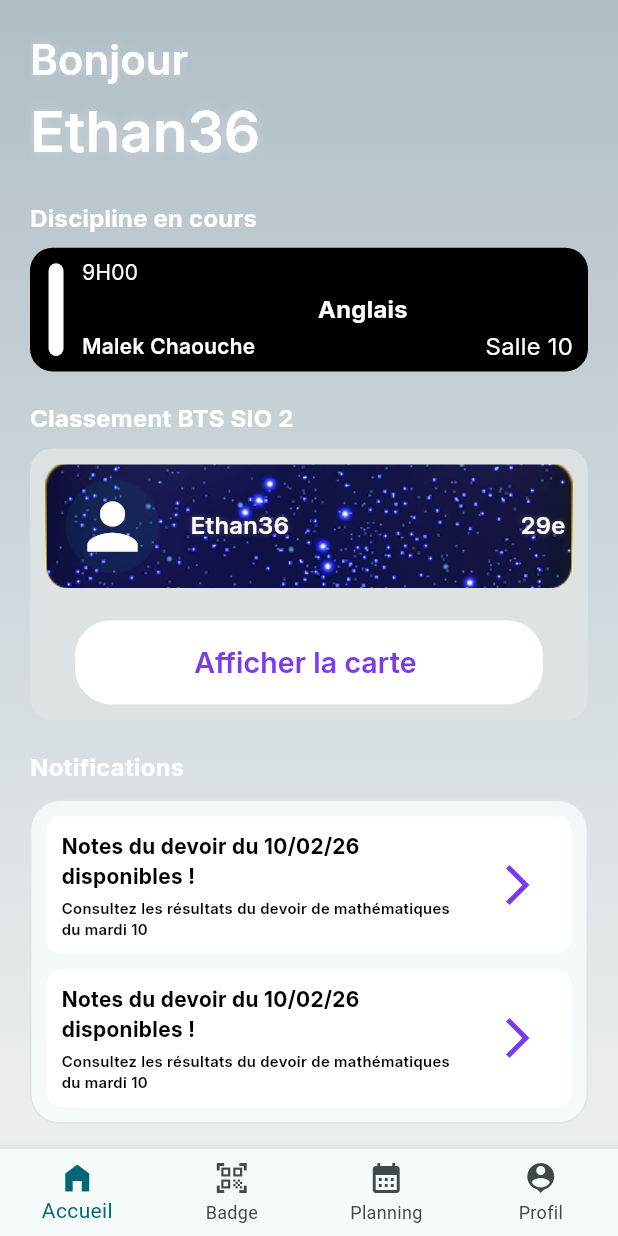
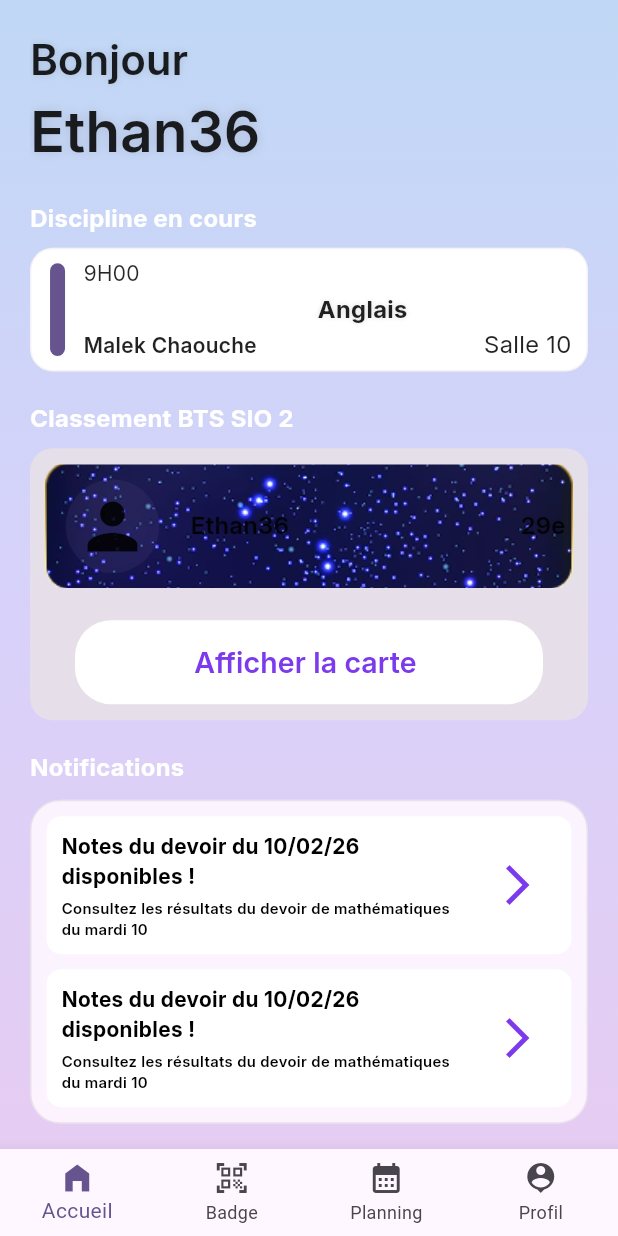
Before and after one commit to chaouche-praetoria/companion-itic, a Flutter app: the HomeScreen screen opened by its route, on a phone screen of 412 x 824 dp. Run offline on Flutter 3.47's test engine with Material 3 defaults, Android fonts, the phone set to English and light mode, and no system bars; our stand-ins replace flutter_svg, google_fonts, shared_preferences; accounts and stored records are empty.

Commit message:
Refactor: Update AppTheme and DisciplineCard styles
This commit introduces styling updates to `AppTheme` and `CurrentDisciplineCard`.

Key changes:
- **`app_theme.dart`**:
    - Updated light theme `colorScheme` using `AppColors.gradientDark` as seed.
    - Defined `appBarTheme` with black foreground and transparent background.
    - Defined `bottomNavigationBarTheme` with white background and black item colors.
    - Modified `BrandGradients` for the light theme:
        - `g1`-`g4` are now interpolated colors based on `AppColors.splashGradient` and `Colors.white`.
        - `text` color changed to `Colors.black87`.
        - `textShadow` changed to `Colors.black12`.
- **`discipline_card.dart`**:
    - Removed direct `AppColors` usage, now uses `Theme.of(context)` for colors.
    - Background color is now strictly black for dark theme and white for light theme.
    - Text color now uses `brand?.text` or defaults to white/black based on theme brightness.
    - Sub-text color opacity adjusted for light and dark themes.
    - Border color now uses `cs.outlineVariant` with opacity.
    - Accent color for the side liseré defaults to `cs.primary` if not provided.
    - Increased card height slightly.
    - Added `overflow: TextOverflow.ellipsis` to `teacherName` and `subject` text.
    - Centered the `subject` text.
    - Added text shadow to `subject` if `BrandGradients` is available.

```diff
--- a/lib/widgets/cards/discipline_card.dart
+++ b/lib/widgets/cards/discipline_card.dart
@@ -1,8 +1,8 @@
 import 'package:flutter/material.dart';
 import 'package:google_fonts/google_fonts.dart';
 
-import '../../constants/app_colors.dart';
 import '../../constants/app_sizes.dart';
+import '../../utils/theme/brand_gradients.dart';
 
 class CurrentDisciplineCard extends StatelessWidget {
   final Size screenSize;
@@ -10,7 +10,8 @@ class CurrentDisciplineCard extends StatelessWidget {
   final String teacherName;
   final String subject;
   final String room;
-  final Color color;
+  /// Couleur du liseré vertical gauche ; par défaut la primaire du thème.
+  final Color? color;
 
   const CurrentDisciplineCard({
     super.key,
@@ -19,59 +20,73 @@ class CurrentDisciplineCard extends StatelessWidget {
     required this.teacherName,
     required this.subject,
     required this.room,
-    this.color = AppColors.white,
+    this.color,
   });
 
   @override
   Widget build(BuildContext context) {
+    final theme = Theme.of(context);
+    final cs = theme.colorScheme;
+    final brand = theme.extension<BrandGradients>();
+    final isDark = theme.brightness == Brightness.dark;
+
+    // ✅ Fond strict : blanc (light) / noir (dark)
+    final bgColor = isDark ? Colors.black : Colors.white;
+
+    // Texte contrasté (privilégie BrandGradients.text si présent)
+    final textColor = brand?.text ??
+        (isDark ? Colors.white : Colors.black87);
+
+    final subTextColor = textColor.withOpacity(isDark ? 0.9 : 0.85);
+    final borderColor = cs.outlineVariant.withOpacity(isDark ? 0.3 : 0.2);
+    final accent = color ?? cs.primary;
+
     return Container(
       width: screenSize.width,
-      height: screenSize.height * 0.1,
+      height: screenSize.height * 0.10,
       margin: EdgeInsets.only(top: screenSize.height * 0.01),
       decoration: BoxDecoration(
-        color: AppColors.black,
+        color: bgColor,
         borderRadius: BorderRadius.circular(15),
+        border: Border.all(color: borderColor, width: 1),
       ),
       child: Row(
         mainAxisAlignment: MainAxisAlignment.spaceBetween,
         crossAxisAlignment: CrossAxisAlignment.center,
         children: [
+          // Liseré + heure/prof
           Row(
-            mainAxisAlignment: MainAxisAlignment.start,
             crossAxisAlignment: CrossAxisAlignment.center,
             children: [
               Container(
                 width: 10,
                 height: screenSize.height * 0.075,
-                  margin: EdgeInsets.only(
-                      left: screenSize.width * 0.03),
+                margin: EdgeInsets.only(left: screenSize.width * 0.03),
                 decoration: BoxDecoration(
-                    color: color,
-                    borderRadius:
-                    BorderRadius.all(Radius.circular(10)),
-                  )),
+                  color: accent,
+                  borderRadius: const BorderRadius.all(Radius.circular(10)),
+                ),
+              ),
               SizedBox(width: screenSize.width * 0.03),
               Column(
-                mainAxisAlignment:
-                MainAxisAlignment.spaceAround,
+                mainAxisAlignment: MainAxisAlignment.spaceAround,
                 crossAxisAlignment: CrossAxisAlignment.start,
                 children: [
                   Text(
                     startTime,
                     style: GoogleFonts.inter(
-                      color: AppColors.white,
-                      fontSize:
-                      AppSizes.forgotPasswordFontSize,
+                      color: subTextColor,
+                      fontSize: AppSizes.forgotPasswordFontSize,
                       fontWeight: FontWeight.w400,
                     ),
                   ),
                   SizedBox(height: screenSize.height * 0.005),
                   Text(
                     teacherName,
+                    overflow: TextOverflow.ellipsis,
                     style: GoogleFonts.inter(
-                      color: AppColors.white,
-                      fontSize:
-                      AppSizes.forgotPasswordFontSize,
+                      color: textColor,
+                      fontSize: AppSizes.forgotPasswordFontSize,
                       fontWeight: FontWeight.w600,
                     ),
                   ),
@@ -79,26 +94,38 @@ class CurrentDisciplineCard extends StatelessWidget {
               ),
             ],
           ),
+
+          // Matière (centre)
           SizedBox(width: screenSize.width * 0.03),
-          Text(
+          Expanded(
+            child: Text(
               subject,
+              maxLines: 1,
+              overflow: TextOverflow.ellipsis,
+              textAlign: TextAlign.center,
               style: GoogleFonts.inter(
-              color: AppColors.white,
+                color: textColor,
                 fontSize: AppSizes.subtitleFontSize,
                 fontWeight: FontWeight.w800,
+                shadows: [
+                  if (brand != null)
+                    Shadow(blurRadius: 4, color: brand.textShadow),
+                ],
               ),
             ),
+          ),
+
+          // Salle (droite)
           SizedBox(width: screenSize.width * 0.03),
-          Container(
-            padding: EdgeInsets.symmetric(
-                horizontal: 10, vertical: 5),
+          Padding(
+            padding: const EdgeInsets.symmetric(horizontal: 10, vertical: 5),
             child: Column(
               mainAxisAlignment: MainAxisAlignment.end,
               children: [
                 Text(
                   room,
                   style: GoogleFonts.inter(
-                    color: AppColors.white,
+                    color: textColor,
                     fontSize: AppSizes.subtitleFontSize,
                     fontWeight: FontWeight.w400,
                   ),
```
Also changed, not shown: lib/utils/theme/app_theme.dart (+26 -7 lines). Lines whose indentation alone changed are shown as unchanged.
